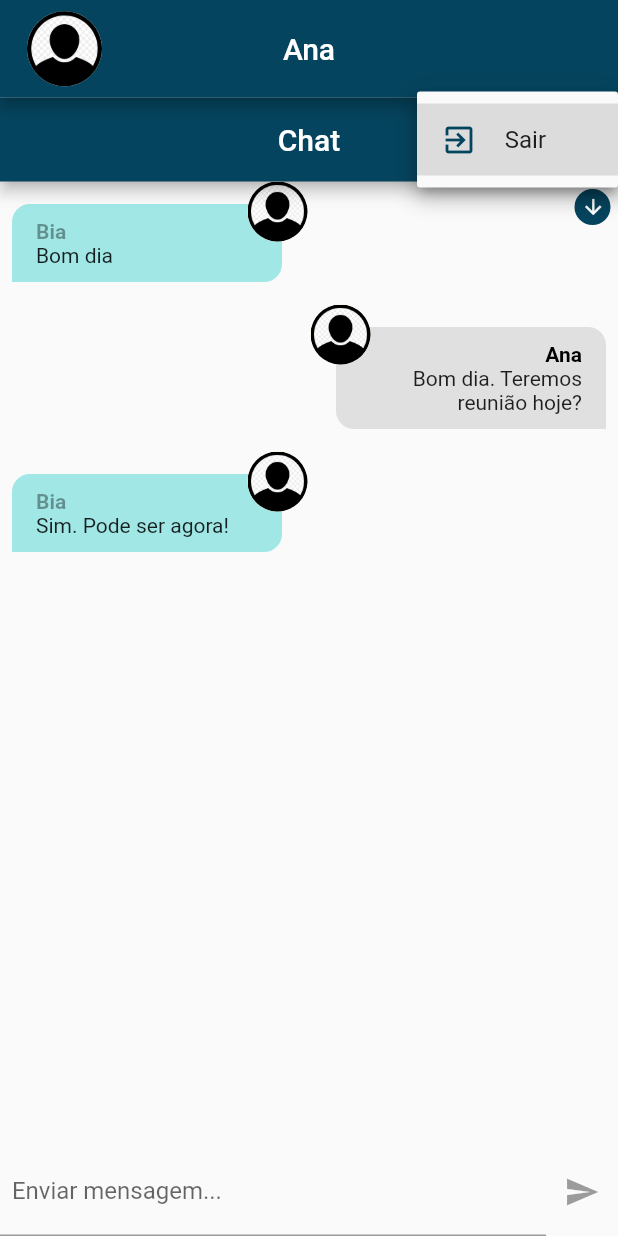
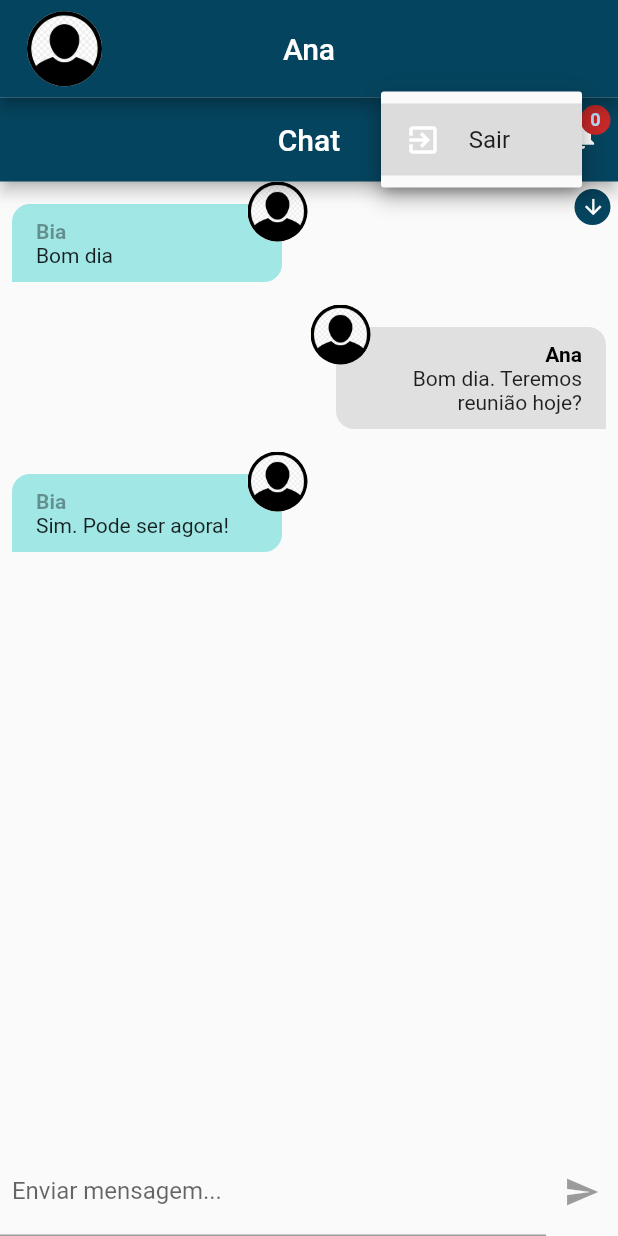
Before and after one commit to marcosmanto/chat_flutter_coder, a Flutter app: the screen it shows after launch, after a tap on the "more vert" icon, on a phone screen of 412 x 824 dp. Run offline on Flutter 3.47's test engine with Material 2 defaults, Android fonts, the light colour scheme and no system bars; our stand-ins replace image_picker; accounts and stored records are empty.

Commit message:
Added NotificatioPage and Notification message indicator in ChatPage.

```diff
--- a/lib/core/services/notifications/push_notification_service.dart
+++ b/lib/core/services/notifications/push_notification_service.dart
@@ -6,6 +6,10 @@ class PushNotificationService with ChangeNotifier {
 
   List<ChatNotification> get items {
     return [..._items];
+  }
+
+  int get itemCount {
+    return _items.length;
   }
 
   void add(ChatNotification notification) {
--- a/lib/pages/chat_page.dart
+++ b/lib/pages/chat_page.dart
@@ -1,7 +1,10 @@
 import 'package:chat_flutter_coder/components/messages.dart';
 import 'package:chat_flutter_coder/components/new_message.dart';
 import 'package:chat_flutter_coder/core/services/auth/auth_service.dart';
+import 'package:chat_flutter_coder/core/services/notifications/push_notification_service.dart';
+import 'package:chat_flutter_coder/pages/notification_page.dart';
 import 'package:flutter/material.dart';
+import 'package:provider/provider.dart';
 
 class ChatPage extends StatelessWidget {
   const ChatPage({super.key});
@@ -11,12 +14,14 @@ class ChatPage extends StatelessWidget {
     return Scaffold(
         appBar: AppBar(
           centerTitle: true,
+          iconTheme: const IconThemeData(color: Colors.white),
           title: const Text(
             'Chat',
             style: TextStyle(color: Colors.white),
           ),
           actions: [
-            DropdownButton(
+            DropdownButtonHideUnderline(
+              child: DropdownButton(
                 iconEnabledColor: Colors.white,
                 underline: Container(
                   height: 0,
@@ -42,6 +47,35 @@ class ChatPage extends StatelessWidget {
                     AuthService().logout();
                   }
                 },
+              ),
+            ),
+            Stack(
+              children: [
+                IconButton(
+                  onPressed: () {
+                    Navigator.of(context).push(
+                      MaterialPageRoute(
+                        builder: (context) => const NotificationPage(),
+                      ),
+                    );
+                  },
+                  icon: const Icon(Icons.notifications),
+                ),
+                Positioned(
+                  top: 5,
+                  right: 5,
+                  child: CircleAvatar(
+                    backgroundColor: Colors.red[800],
+                    maxRadius: 10,
+                    child: Text(
+                      '${Provider.of<PushNotificationService>(context).itemCount}',
+                      textAlign: TextAlign.center,
+                      style: const TextStyle(
+                          fontSize: 12, fontWeight: FontWeight.bold),
+                    ),
+                  ),
+                )
+              ],
             )
           ],
         ),
```
Also changed, not shown: lib/pages/notification_page.dart (added, +22 -0 lines). Lines whose indentation alone changed are shown as unchanged.
